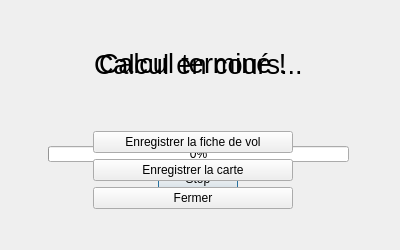
This is Interface_Graphique/dialogwindow.ui in Akahara/FlightPath as Qt 5 draws it before an edit. The edited form follows.
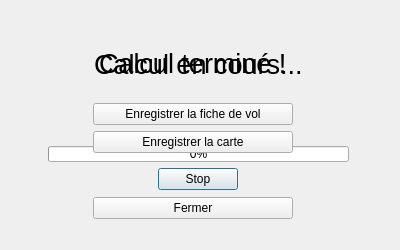
This is the edited form.

```diff
--- a/Interface_Graphique/dialogwindow.ui
+++ b/Interface_Graphique/dialogwindow.ui
@@ -100,7 +100,7 @@
      <x>43</x>
      <y>48</y>
      <width>301</width>
-     <height>161</height>
+     <height>171</height>
     </rect>
    </property>
    <layout class="QVBoxLayout" name="verticalLayout_2">
@@ -127,7 +127,7 @@
       <property name="sizeHint" stdset="0">
        <size>
         <width>20</width>
-        <height>100</height>
+        <height>40</height>
        </size>
       </property>
      </spacer>
@@ -177,8 +177,8 @@
       </property>
       <property name="sizeHint" stdset="0">
        <size>
-        <width>20</width>
-        <height>40</height>
+        <width>0</width>
+        <height>60</height>
        </size>
       </property>
      </spacer>
```
